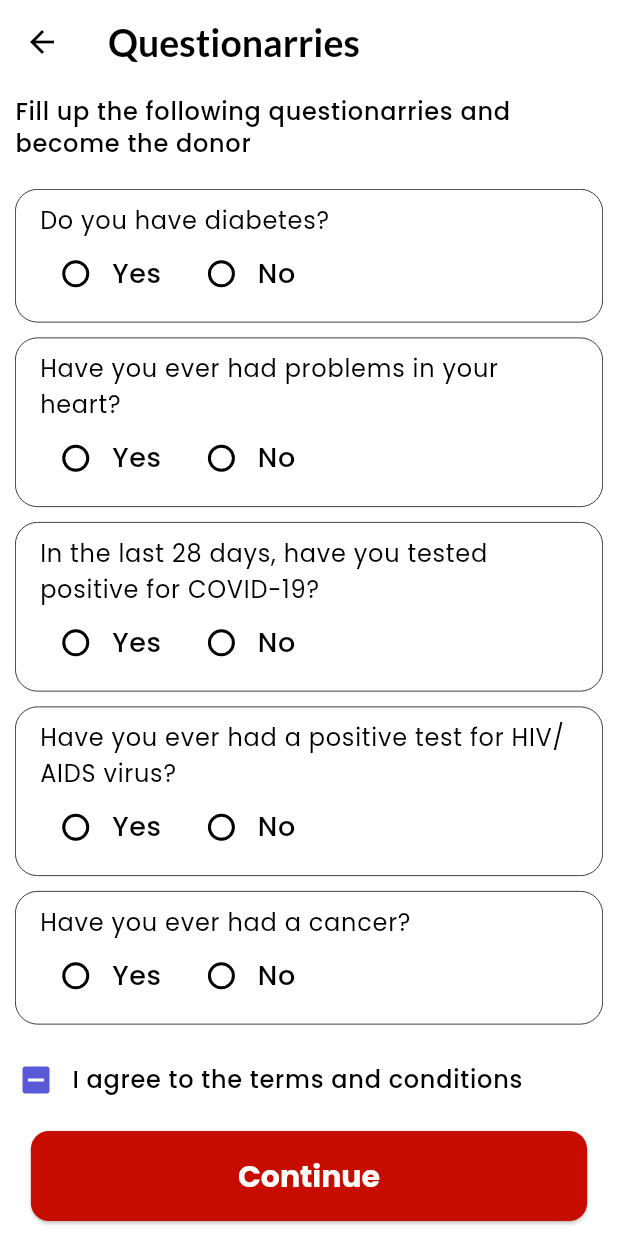
After one commit to Roshan-T/BloodBond-Frontend, a Flutter app: the QNA screen opened directly, on a phone screen of 412 x 824 dp. The commit adds this screen. Run offline on Flutter 3.47's test engine with Material 3 defaults, Android fonts, the phone set to English and light mode, and no system bars; our stand-ins replace flutter_custom_clippers, geolocator, get, google_fonts, google_maps_flutter, image_picker and 2 more.

Commit message:
QNA screen and custom stepper

```diff
--- a/lib/main.dart
+++ b/lib/main.dart
@@ -1,5 +1,6 @@
 import 'package:bloodbond/screen/onboarding_screen.dart';
 import 'package:bloodbond/utils/theme.dart';
+import 'package:bloodbond/widget/custom_stepper.dart';
 import 'package:flutter/material.dart';
 import 'package:get/get.dart';
 
@@ -16,7 +17,7 @@ class MyApp extends StatelessWidget {
     return GetMaterialApp(
       title: 'Flutter Demo',
       theme: theme,
-      home:const OnboardingScreen(),
+      home: const OnboardingScreen(),
     );
   }
 }
--- /dev/null
+++ b/lib/screen/QNA.dart
@@ -0,0 +1,160 @@
+import 'package:bloodbond/utils/constants.dart';
+import 'package:flutter/material.dart';
+import 'package:get/get.dart';
+
+class QNA extends StatefulWidget {
+  const QNA({super.key});
+
+  @override
+  State<QNA> createState() => _QNAState();
+}
+
+class _QNAState extends State<QNA> {
+  bool? agreementChecked;
+  @override
+  Widget build(BuildContext context) {
+    return SafeArea(
+      child: Scaffold(
+        appBar: AppBar(
+          title: const Text(
+            "Questionarries",
+            style: TextStyle(color: Colors.black, fontSize: 25),
+          ),
+          backgroundColor: Constants.kWhiteColor,
+          elevation: 0,
+        ),
+        body: Column(
+          children: [
+            SizedBox(height: 8,),
+            Padding(
+              padding: const EdgeInsets.fromLTRB(10, 0, 16, 10),
+              child: Text(
+                "Fill up the following questionarries and become the donor",
+                style: Theme.of(context)
+                    .textTheme
+                    .labelMedium!
+                    .copyWith(fontSize: 16),
+              ),
+            ),
+
+            //   SizedBox(height: 20,),
+            Expanded(
+              child: Padding(
+                padding: const EdgeInsets.all(10.0),
+                child: ListView.separated(
+                  itemCount: ListQuestion.length,
+                  itemBuilder: (context, index) {
+                    return QuestionTile(
+                      quest: ListQuestion[index],
+                    );
+                  },
+                  separatorBuilder: (BuildContext context, int index) {
+                    return SizedBox(
+                      height: 10,
+                    );
+                  },
+                ),
+              ),
+            ),
+            Row(
+              children: [
+                Checkbox(
+                  value: agreementChecked,
+                  tristate: true,
+                  onChanged: (value) {
+                    setState(() {
+                      agreementChecked = value ?? false;
+                    });
+                  },
+                ),
+                Text(
+                  'I agree to the terms and conditions',
+                  style: Theme.of(context)
+                      .textTheme
+                      .labelMedium!
+                      .copyWith(fontSize: 16),
+                ),
+              ],
+            ),
+
+            const SizedBox(
+              height: 10,
+            ),
+
+            SizedBox(
+              width: Get.width * 0.9,
+              height: 60,
+              child: ElevatedButton(
+                onPressed: () {},
+                child: Text(
+                  "Continue",
+                  style:
+                      Get.textTheme.titleLarge?.copyWith(color: Colors.white),
+                ),
+              ),
+            ),
+            SizedBox(
+              height: 10,
+            ),
+          ],
+        ),
+      ),
+    );
+  }
+}
+
+class QuestionTile extends StatefulWidget {
+  final Questions quest;
+
+  QuestionTile({super.key, required this.quest});
+
+  @override
+  State<QuestionTile> createState() => _QuestionTileState();
+}
+
+class _QuestionTileState extends State<QuestionTile> {
+  @override
+  Widget build(BuildContext context) {
+    return Container(
+      decoration: BoxDecoration(
+        border: Border.all(width: 0.5, color: Colors.black),
+        borderRadius: BorderRadius.all(Radius.circular(15)),
+      ),
+      child: ListTile(
+        title: Text(widget.quest.question),
+        subtitle: Row(children: [
+          Radio<bool>(
+            value: true,
+            groupValue: widget.quest.result,
+            onChanged: (value) {
+              setState(() {
+                widget.quest.result = value;
+              });
+            },
+          ),
+          Text(
+            'Yes',
+            style:
+                Theme.of(context).textTheme.labelMedium!.copyWith(fontSize: 18),
+          ),
+          SizedBox(width: 16),
+          Radio<bool>(
+            value: false,
+            groupValue: widget.quest.result,
+            onChanged: (value) {
+              setState(() {
+                widget.quest.result = value;
+              });
+            },
+          ),
+          Text(
+            'No',
+            style:
+                Theme.of(context).textTheme.labelMedium!.copyWith(fontSize: 18),
+          ),
+          SizedBox(width: 16),
+        ]),
+      ),
+    );
+  }
+}
--- a/lib/utils/constants.dart
+++ b/lib/utils/constants.dart
@@ -27,6 +27,33 @@ class OnboardingData {
       required this.description});
 }
 
+class Questions {
+  final String question;
+  bool? result;
+  Questions({required this.question,this.result});
+}
+
+final ListQuestion = [
+  Questions(
+    question: "Do you have diabetes?",
+  ),
+  Questions(
+    question: "Have you ever had problems in your heart?",
+  ),
+  Questions(
+    question: "In the last 28 days, have you tested positive for COVID-19?",
+  ),
+  Questions(
+    question: "Have you ever had a positive test for HIV/AIDS virus?",
+  ),
+  Questions(
+    question: "Have you ever had a cancer?",
+  ),
+  Questions(
+    question: "In last 3 months, have you had a vaccination?",
+  ),
+];
+
 final onBoardData = [
   OnboardingData(
       imagePath: "assets/images/onboarding1.png",
--- a/pubspec.yaml
+++ b/pubspec.yaml
@@ -43,6 +43,7 @@ dependencies:
   geocode: ^1.0.3
   http: ^1.1.2
   pinput: ^3.0.1
+
 
 dev_dependencies:
   flutter_test:
```
Also changed, not shown: lib/screen/onboarding_screen.dart (+6 -1 lines), lib/widget/custom_stepper.dart (added, +78 -0 lines), lib/widget/get_map.dart (added, +68 -0 lines).
